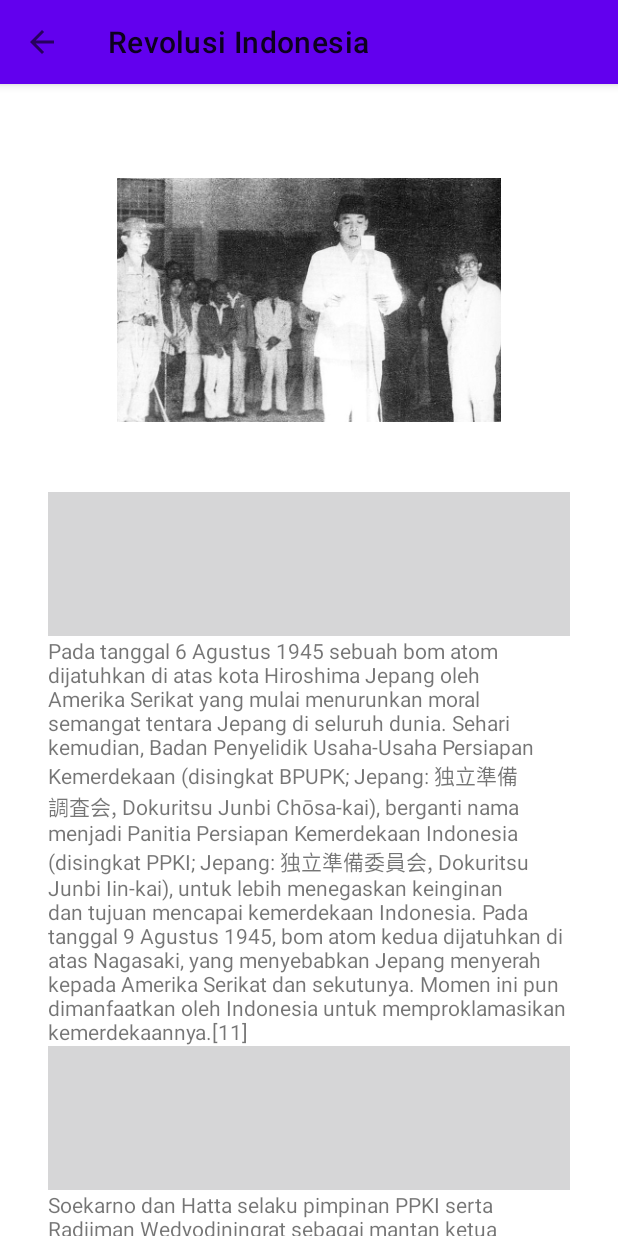
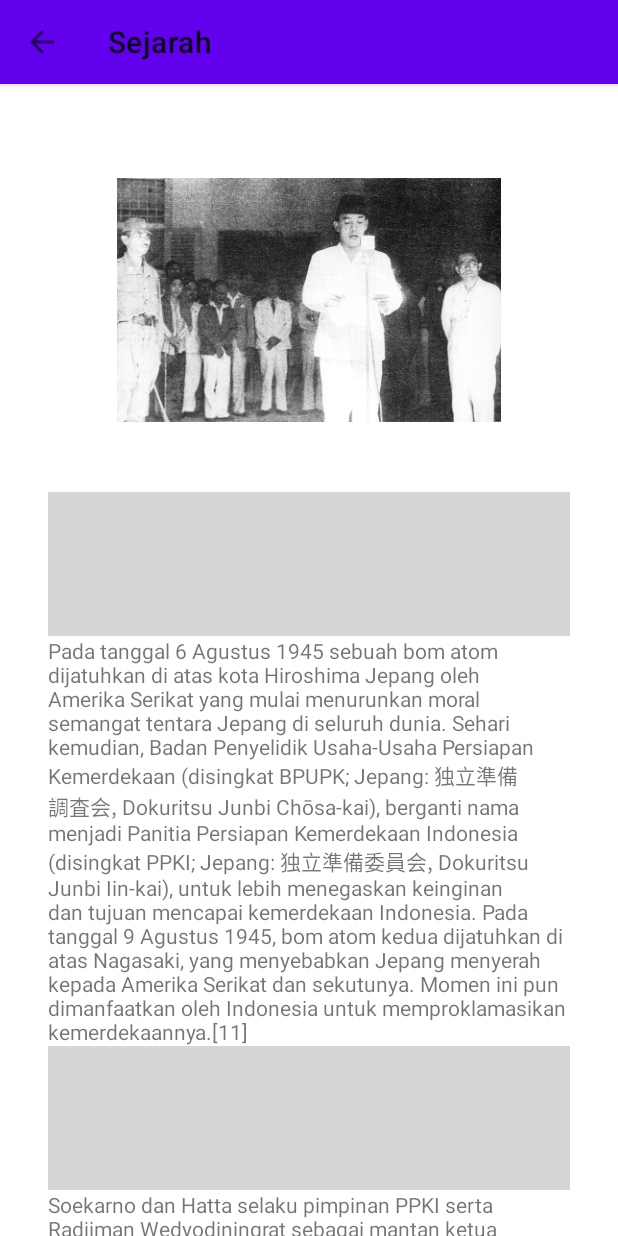
Before and after one commit to faizauthar12/Android_Revolusi_Indonesia_ida, an Android app: the SejarahActivity screen opened directly, with no data from a screen before it, on a phone screen of 412 x 824 dp. Run offline under Robolectric (Android 15) with nearby library versions, the phone set to English and light mode, and no system bars; pictures from the network do not load.

Commit message:
Activity: Set Actionbar title

```diff
--- a/app/src/main/java/io/faizauthar12/github/revolusiindonesia/ui/heroes/HeroesActivity.kt
+++ b/app/src/main/java/io/faizauthar12/github/revolusiindonesia/ui/heroes/HeroesActivity.kt
@@ -19,6 +19,7 @@ class HeroesActivity : AppCompatActivity() {
         setContentView(binding.root)
 
         supportActionBar?.setDisplayHomeAsUpEnabled(true)
+        supportActionBar?.title = "Pahlawan"
 
         // ViewModel
         val viewModel = ViewModelProvider(this).get(HeroesViewModel::class.java)
--- a/app/src/main/java/io/faizauthar12/github/revolusiindonesia/ui/lagu/LaguActivity.kt
+++ b/app/src/main/java/io/faizauthar12/github/revolusiindonesia/ui/lagu/LaguActivity.kt
@@ -15,6 +15,7 @@ class LaguActivity : AppCompatActivity() {
 
         setSupportActionBar(binding.toolbar)
         supportActionBar?.setDisplayHomeAsUpEnabled(true)
+        supportActionBar?.title = "Lagu Indonesia Raya"
     }
 
     override fun onSupportNavigateUp(): Boolean {
--- a/app/src/main/java/io/faizauthar12/github/revolusiindonesia/ui/pancasila/PancasilaActivity.kt
+++ b/app/src/main/java/io/faizauthar12/github/revolusiindonesia/ui/pancasila/PancasilaActivity.kt
@@ -19,6 +19,7 @@ class PancasilaActivity : AppCompatActivity() {
 
         setSupportActionBar(binding.toolbar)
         supportActionBar?.setDisplayHomeAsUpEnabled(true)
+        supportActionBar?.title = "Pancasila"
 
         contentPancasila = binding.contentPancasila
 
--- a/app/src/main/java/io/faizauthar12/github/revolusiindonesia/ui/sejarah/SejarahActivity.kt
+++ b/app/src/main/java/io/faizauthar12/github/revolusiindonesia/ui/sejarah/SejarahActivity.kt
@@ -19,6 +19,7 @@ class SejarahActivity : AppCompatActivity() {
 
         setSupportActionBar(binding.toolbar)
         supportActionBar?.setDisplayHomeAsUpEnabled(true)
+        supportActionBar?.title = "Sejarah"
 
         contentSejarah = binding.contentSejarah
 
```
